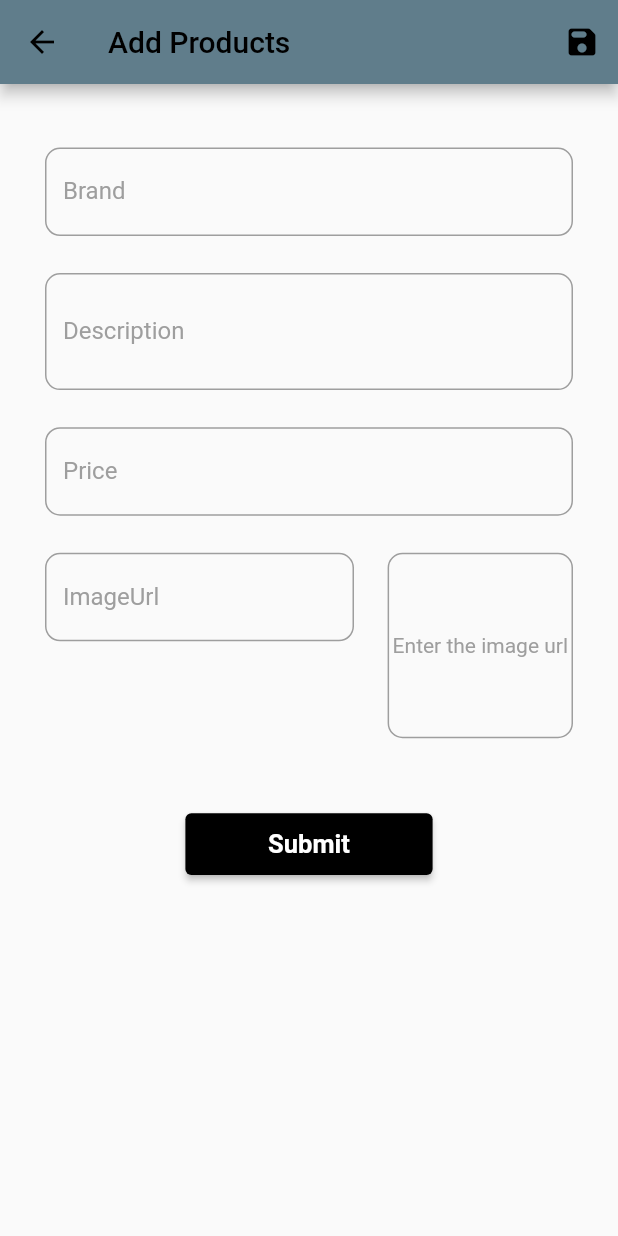
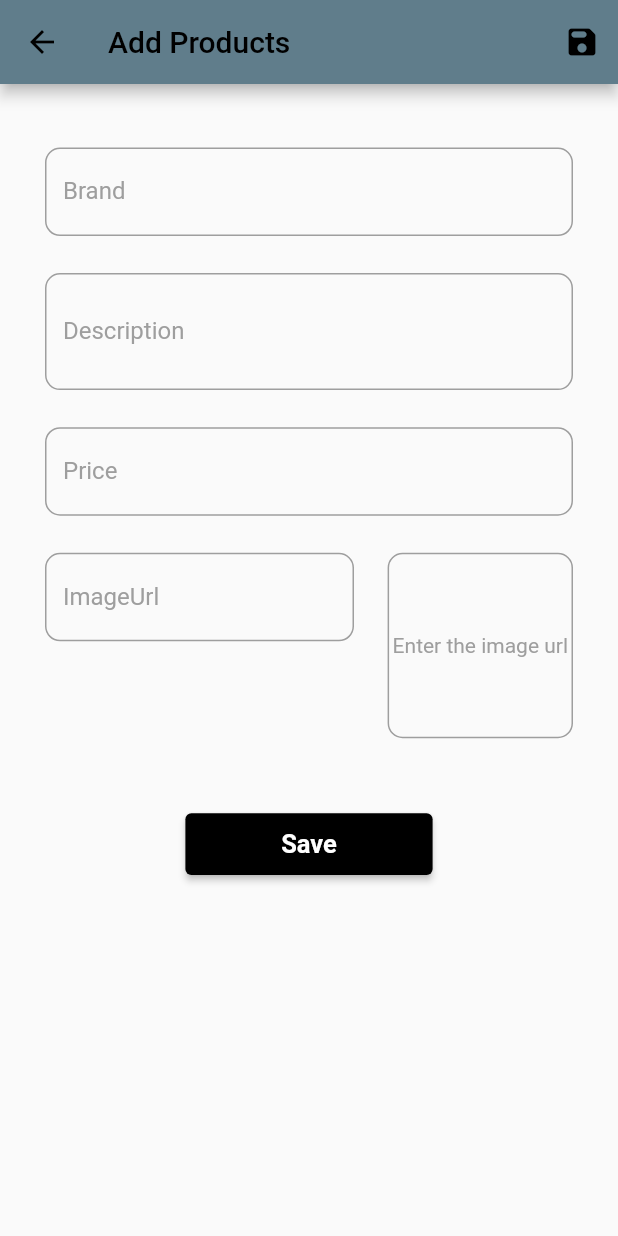
Before and after one commit to ManojNagendraKumar/Shop-App, a Flutter app: the ProductsFormScreen screen opened by its route, on a phone screen of 412 x 824 dp. Run offline on Flutter 3.47's test engine with Material 2 defaults, Android fonts, the phone set to English and light mode, and no system bars; our stand-ins replace fluttertoast; network calls fail.

Commit message:
Second commit

```diff
--- a/lib/screens/cart_screen.dart
+++ b/lib/screens/cart_screen.dart
@@ -207,7 +207,7 @@ class CartScreen extends StatelessWidget {
                       mainAxisAlignment: MainAxisAlignment.center,
                       children: [
                         Text(
-                          '\$${cart.totalAmount}',
+                          '\$${cart.totalAmount.toStringAsFixed(2)}',
                           style: const TextStyle(
                               fontSize: 20, fontWeight: FontWeight.w800),
                         ),
--- a/lib/screens/products_form_screen.dart
+++ b/lib/screens/products_form_screen.dart
@@ -285,7 +285,7 @@ class _ProductsFormScreenState extends State<ProductsFormScreen> {
                           style:
                               ElevatedButton.styleFrom(primary: Colors.black),
                           child: const Text(
-                            'Submit',
+                            'Save',
                             style: TextStyle(
                                 fontSize: 17, fontWeight: FontWeight.bold),
                           ),
```
